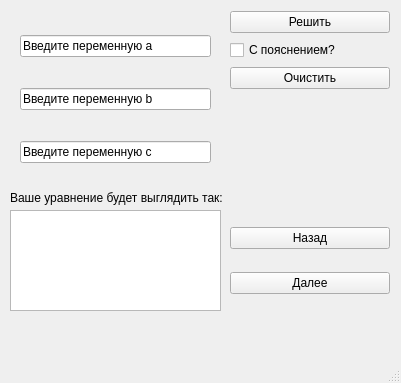
The window that discriminant.ui (Misantrhope/Solutio-aequationem-quadraticam) describes before a commit, drawn with Qt 5.
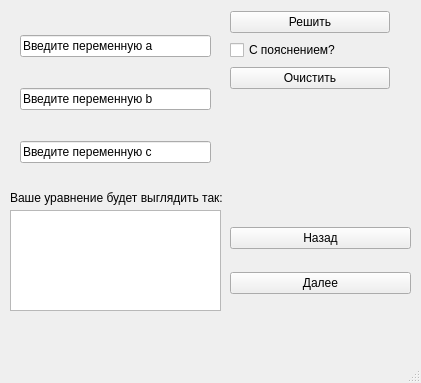
The same window after the commit.

Commit message: Поменялся интерфейс, добавлено несколько комментарий в код, добавленно 2 способа нахождение корней, исправлено несколько багов.

What changed in the file:
```diff
--- a/discriminant.ui
+++ b/discriminant.ui
@@ -6,7 +6,7 @@
    <rect>
     <x>0</x>
     <y>0</y>
-    <width>401</width>
+    <width>421</width>
     <height>383</height>
    </rect>
   </property>
@@ -82,7 +82,7 @@
      <rect>
       <x>230</x>
       <y>210</y>
-      <width>160</width>
+      <width>181</width>
       <height>101</height>
      </rect>
     </property>
@@ -108,7 +108,7 @@
      <rect>
       <x>230</x>
       <y>100</y>
-      <width>160</width>
+      <width>181</width>
       <height>80</height>
      </rect>
     </property>
```
The commit also changes 1 other file.
